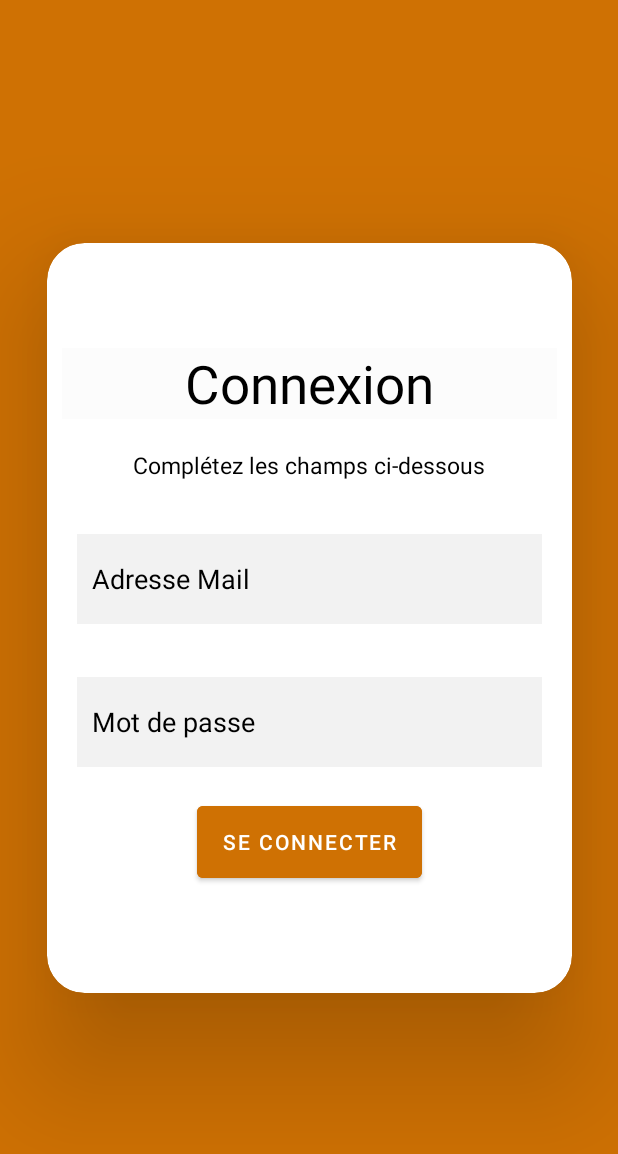
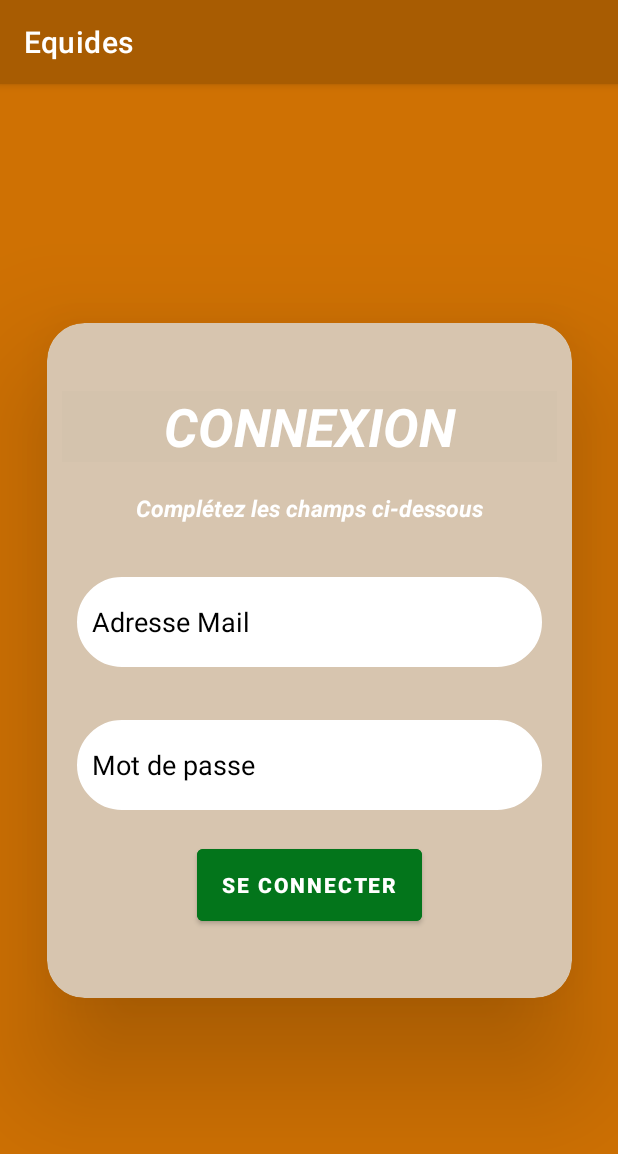
Before and after one commit to aetox/EquidesApp, an Android app: the screen it shows after launch (MainActivity), on a phone screen of 412 x 824 dp. Shown: the top 1154 px of the screen. Run offline under Robolectric (Android 15) with nearby library versions, the phone set to English and light mode, and no system bars; our stand-ins replace Volley.

Commit message:
Version finalee

```diff
--- /dev/null
+++ b/app/src/main/res/drawable/rounded_corner.xml
@@ -0,0 +1,16 @@
+<?xml version="1.0" encoding="utf-8"?>
+<shape xmlns:android="http://schemas.android.com/apk/res/android" >
+    <stroke
+        android:width="1dp"
+        android:color="@color/white" />
+
+    <solid android:color="#ffffff" />
+
+    <padding
+        android:left="1dp"
+        android:right="1dp"
+        android:bottom="1dp"
+        android:top="1dp" />
+
+    <corners android:radius="50dp" />
+</shape>
--- a/app/src/main/res/layout/activity_interface.xml
+++ b/app/src/main/res/layout/activity_interface.xml
@@ -9,12 +9,8 @@
 
     <LinearLayout
         android:layout_width="match_parent"
-        android:layout_height="wrap_content"
-        android:orientation="vertical"
-        app:layout_constraintBottom_toBottomOf="parent"
-        app:layout_constraintEnd_toEndOf="parent"
-        app:layout_constraintStart_toStartOf="parent"
-        app:layout_constraintTop_toTopOf="parent">
+        android:layout_height="match_parent"
+        android:orientation="vertical">
 
             <TextView
                 android:id="@+id/welcomeTextView"
@@ -22,16 +18,9 @@
                 android:layout_height="wrap_content"
                 android:gravity="center"
                 android:text="Bienvenue"
-            android:textSize="50dp"></TextView>
+                android:textSize="50dp">
+            </TextView>
 
-        <TextView
-            android:id="@+id/InfoMailTextView"
-            android:layout_width="match_parent"
-            android:layout_height="wrap_content"
-            android:layout_marginTop="10dp"
-            android:gravity="center"
-            android:text="Connecté(e) en tant que :"
-            android:textSize="25dp"></TextView>
 
         <TextView
             android:id="@+id/welcomeMailTextView"
@@ -42,14 +31,16 @@
             android:gravity="center"
             android:text="Mail"
             android:textSize="25dp"
-            android:textStyle="bold"></TextView>
+            android:textStyle="bold">
+        </TextView>
 
         <TextView
             android:id="@+id/barree"
             android:layout_width="300dp"
             android:layout_height="1dp"
             android:layout_gravity="center"
-            android:background="@color/black"></TextView>
+            android:background="@color/black">
+        </TextView>
 
         <LinearLayout
             android:layout_width="match_parent"
@@ -64,7 +55,8 @@
                 android:layout_marginTop="20dp"
                 android:gravity="center"
                 android:text="Cliquez sur le bouton pour télécharger le carnet de transport de votre écurie"
-                android:textSize="25dp"></TextView>
+                android:textSize="25dp">
+            </TextView>
 
             <TextView
                 android:id="@+id/barre2"
@@ -72,7 +64,8 @@
                 android:layout_height="1dp"
                 android:layout_gravity="center"
                 android:layout_marginTop="20dp"
-                android:background="@color/black"></TextView>
+                android:background="@color/black">
+            </TextView>
 
 
             <Button
@@ -82,7 +75,8 @@
                 android:layout_gravity="center"
                 android:layout_marginTop="50dp"
                 android:gravity="center"
-                android:text="Télécharger le PDF du carnet de transport"></Button>
+                android:text="Télécharger le PDF">
+            </Button>
 
         </LinearLayout>
 
--- a/app/src/main/res/layout/activity_main.xml
+++ b/app/src/main/res/layout/activity_main.xml
@@ -11,9 +11,8 @@
     <androidx.cardview.widget.CardView
         android:id="@+id/cardView"
         android:layout_width="350dp"
-        android:layout_height="500dp"
-        app:cardBackgroundColor="@color/white"
-
+        android:layout_height="450dp"
+        app:cardBackgroundColor="#D7C5AF"
         app:cardCornerRadius="25sp"
         app:cardElevation="50sp"
         app:layout_constraintBottom_toBottomOf="parent"
@@ -25,9 +24,9 @@
             android:layout_width="match_parent"
             android:layout_height="wrap_content"
             android:layout_gravity="center"
-            android:orientation="vertical"
+            android:layout_marginLeft="10dp"
             android:layout_marginRight="10dp"
-            android:layout_marginLeft="10dp">
+            android:orientation="vertical">
 
             <TextView
                 android:layout_width="match_parent"
@@ -36,8 +35,10 @@
                 android:background="@color/cardview_shadow_end_color"
                 android:gravity="center"
                 android:text="Connexion"
-                android:textColor="@color/black"
+                android:textAllCaps="true"
+                android:textColor="@color/white"
                 android:textSize="35sp"
+                android:textStyle="bold|italic"
                 app:layout_constraintBottom_toBottomOf="parent"
                 app:layout_constraintEnd_toEndOf="parent"
                 app:layout_constraintTop_toBottomOf="@+id/cardView">
@@ -51,7 +52,8 @@
                 android:layout_marginTop="20dp"
                 android:layout_marginRight="15dp"
                 android:text="Complétez les champs ci-dessous"
-                android:textColor="@color/black"
+                android:textColor="@color/white"
+                android:textStyle="bold|italic"
                 android:textSize="15dp">
             </TextView>
 
@@ -59,13 +61,15 @@
                 android:id="@+id/errorConnectAccountTextView"
                 android:layout_width="wrap_content"
                 android:layout_height="wrap_content"
+                android:layout_gravity="center"
                 android:layout_marginLeft="15dp"
                 android:layout_marginTop="15dp"
                 android:layout_marginRight="15dp"
-                android:gravity="center"
                 android:text="error"
+                android:textAllCaps="true"
                 android:textColor="#ff0000"
-                android:textSize="20dp"
+                android:textSize="15dp"
+                android:textStyle="bold"
                 android:visibility="gone">
             </TextView>
 
@@ -76,11 +80,11 @@
                 android:layout_marginLeft="10dp"
                 android:layout_marginTop="35dp"
                 android:layout_marginRight="10dp"
-                android:background="#f2f2f2"
                 android:hint="Adresse Mail"
-                android:textColorHint="@color/black"
                 android:padding="10dp"
-                android:textColor="@color/black">
+                android:background="@drawable/rounded_corner"
+                android:textColor="@color/black"
+                android:textColorHint="@color/black">
             </EditText>
 
             <EditText
@@ -90,12 +94,13 @@
                 android:layout_marginLeft="10dp"
                 android:layout_marginTop="35dp"
                 android:layout_marginRight="10dp"
-                android:background="#f2f2f2"
+                android:background="@drawable/rounded_corner"
                 android:hint="Mot de passe"
-                android:textColorHint="@color/black"
+
                 android:inputType="textPassword"
                 android:padding="10dp"
-                android:textColor="@color/black">
+                android:textColor="@color/black"
+                android:textColorHint="@color/black">
             </EditText>
 
             <LinearLayout
@@ -110,7 +115,9 @@
                     android:layout_gravity="center"
                     android:layout_marginTop="20dp"
                     android:layout_marginBottom="20dp"
-                    android:backgroundTint="#CF7103"
+                    android:backgroundTint="#03751B"
+                    android:textAllCaps="true"
+                    android:textStyle="bold"
                     android:text="SE CONNECTER">
                 </Button>
 
--- a/app/src/main/res/values-night/themes.xml
+++ b/app/src/main/res/values-night/themes.xml
@@ -2,9 +2,9 @@
     <!-- Base application theme. -->
     <style name="Theme.Equides" parent="Theme.MaterialComponents.DayNight.DarkActionBar">
         <!-- Primary brand color. -->
-        <item name="colorPrimary">@color/purple_200</item>
-        <item name="colorPrimaryVariant">@color/purple_700</item>
-        <item name="colorOnPrimary">@color/black</item>
+        <item name="colorPrimary">#A85C02</item>
+        <item name="colorPrimaryVariant">#A85C02</item>
+        <item name="colorOnPrimary">@color/white</item>
         <!-- Secondary brand color. -->
         <item name="colorSecondary">@color/teal_200</item>
         <item name="colorSecondaryVariant">@color/teal_200</item>
@@ -12,15 +12,6 @@
         <!-- Status bar color. -->
         <item name="android:statusBarColor">?attr/colorPrimaryVariant</item>
         <!-- Customize your theme here. -->
-        <item name="toolbarStyle">@style/EquidesToolbar</item>
 
     </style>
-    <style name="EquidesToolbar" parent="Widget.MaterialComponents.Toolbar">
-        <item name="android:gravity">center</item>
-        <item name="titleTextAppearance">@style/EquidesToolbarTitleTextAppearance</item>
-    </style>
-
-    <style name="EquidesToolbarTitleTextAppearance" parent="TextAppearance.MaterialComponents.Headline6">
-        <item name="android:textAllCaps">true</item>
-    </style>
 </resources>
--- a/app/src/main/res/values/themes.xml
+++ b/app/src/main/res/values/themes.xml
@@ -2,8 +2,8 @@
 <!-- Base application theme. -->
     <style name="Theme.Equides" parent="Theme.MaterialComponents.DayNight.DarkActionBar">
         <!-- Primary brand color. -->
-        <item name="colorPrimary">#CF7103</item>
-        <item name="colorPrimaryVariant">#CF7103</item>
+        <item name="colorPrimary">#A85C02</item>
+        <item name="colorPrimaryVariant">#A85C02</item>
         <item name="colorOnPrimary">@color/white</item>
         <!-- Secondary brand color. -->
         <item name="colorSecondary">@color/teal_200</item>
@@ -12,17 +12,6 @@
         <!-- Status bar color. -->
         <item name="android:statusBarColor">?attr/colorPrimaryVariant</item>
         <!-- Customize your theme here. -->
-        <item name="toolbarStyle">@style/EquidesToolbar</item>
-        <item name="windowActionBar">false</item>
-        <item name="windowNoTitle">true</item>
 
     </style>
-    <style name="EquidesToolbar" parent="Widget.MaterialComponents.Toolbar">
-        <item name="android:gravity">center</item>
-        <item name="titleTextAppearance">@style/EquidesToolbarTitleTextAppearance</item>
-    </style>
-
-    <style name="EquidesToolbarTitleTextAppearance" parent="TextAppearance.MaterialComponents.Headline6">
-        <item name="android:textAllCaps">true</item>
-    </style>
 </resources>
```
Also changed, not shown: app/src/main/res/drawable/ico.png (added). Lines whose indentation alone changed are shown as unchanged.
